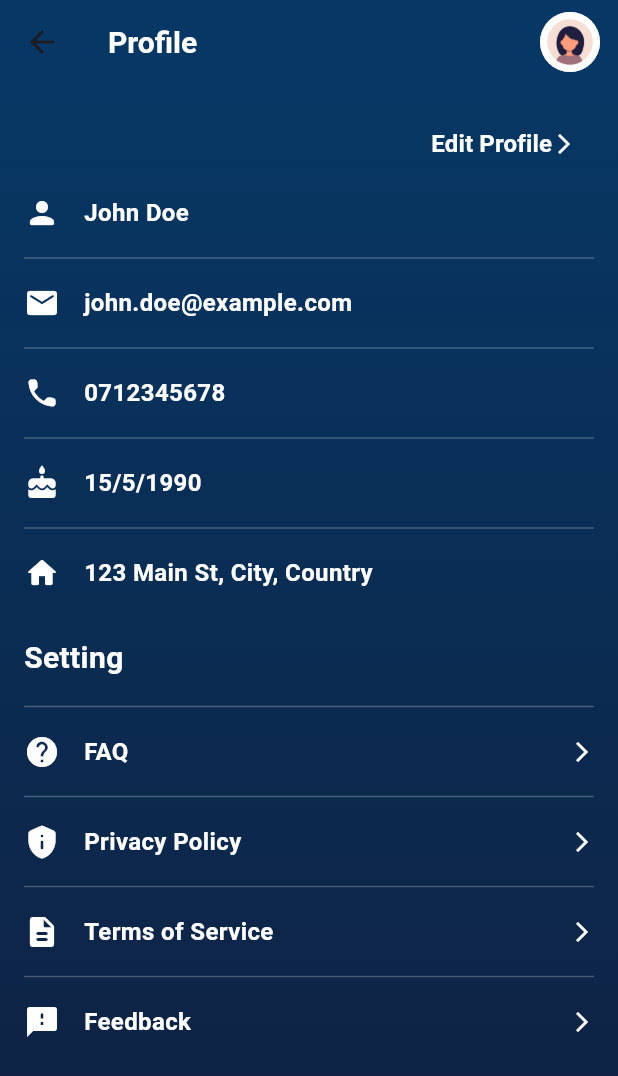
After one commit to khanhtq2/App_Sleep_Manager, a Flutter app: the ProfilePage screen opened directly, on a phone screen of 412 x 824 dp. The commit adds this screen. Shown: the top 1076 px of the screen. Run offline on Flutter 3.47's test engine with Material 3 defaults, Android fonts, the phone set to English and light mode, and no system bars; our stand-ins replace audio_video_progress_bar, fl_chart; Roboto replaces fonts that are missing (Jost).

Commit message:
profile page

```diff
--- a/frontend/lib/main_layout.dart
+++ b/frontend/lib/main_layout.dart
@@ -1,4 +1,5 @@
 import 'package:flutter/material.dart';
+import 'package:vietsomni/views/pages/profile_page.dart';
 import 'package:vietsomni/views/pages/static_page.dart';
 import 'views/pages/home_page.dart';
 
@@ -12,11 +13,11 @@ class MainLayout extends StatefulWidget {
 class _MainLayoutState extends State<MainLayout> {
   int _selectedIndex = 0;
 
-  final List<Widget> _pages = const [
-    HomePage(),
-    StaticPage(),
-    HomePage(),
-    HomePage(),
+  final List<Widget> _pages = [
+    const HomePage(),
+    const StaticPage(),
+    const HomePage(),
+    ProfilePage(),
   ];
 
   @override
--- /dev/null
+++ b/frontend/lib/views/pages/profile_page.dart
@@ -0,0 +1,165 @@
+import 'package:flutter/material.dart';
+import 'package:vietsomni/views/user.dart';
+
+class ProfilePage extends StatelessWidget {
+  final User currentUser = User(
+    name: 'John Doe',
+    email: 'john.doe@example.com',
+    phoneNumber: '0712345678',
+    dateOfBirth: DateTime(1990, 5, 15),
+    address: '123 Main St, City, Country',
+  );
+  ProfilePage({super.key});
+
+  @override
+  Widget build(BuildContext context) {
+    return Scaffold(
+      appBar: AppBar(
+        title: const Text('Profile'),
+        backgroundColor: const Color.fromARGB(255, 7, 55, 100),
+
+        titleTextStyle: const TextStyle(
+          color: Colors.white,
+          fontSize: 20,
+          fontFamily: 'Jost',
+          fontWeight: FontWeight.bold,
+        ),
+        actions: [
+          TextButton(
+            onPressed: () {},
+            child: CircleAvatar(
+              backgroundImage: AssetImage('assets/img_project/avatar.jpg'),
+            ),
+          ),
+        ],
+      ),
+      body: Container(
+        padding: const EdgeInsets.all(16.0),
+        decoration: BoxDecoration(
+          gradient: LinearGradient(
+            colors: [
+              Color.fromARGB(255, 7, 55, 100),
+              Color.fromARGB(255, 15, 32, 64),
+            ],
+            begin: Alignment.topCenter,
+            end: Alignment.bottomCenter,
+          ),
+        ),
+        child: Column(
+          spacing: 10,
+          children: [
+            Row(
+              mainAxisAlignment: MainAxisAlignment.end,
+              children: [
+                TextButton(
+                  onPressed: () {},
+                  child: Row(
+                    children: [
+                      Text(
+                        'Edit Profile',
+                        style: TextStyle(
+                          color: Colors.white,
+                          fontSize: 16,
+                          fontFamily: 'Jost',
+                          fontWeight: FontWeight.bold,
+                        ),
+                      ),
+                      Icon(
+                        Icons.arrow_forward_ios_outlined,
+                        color: Colors.white,
+                        size: 16,
+                      ),
+                    ],
+                  ),
+                ),
+              ],
+            ),
+            InforCard(icon: Icons.person_rounded, text: currentUser.name),
+            Divider(color: Colors.white24),
+            InforCard(icon: Icons.email_rounded, text: currentUser.email),
+            Divider(color: Colors.white24),
+            InforCard(icon: Icons.phone_rounded, text: currentUser.phoneNumber),
+            Divider(color: Colors.white24),
+            InforCard(
+              icon: Icons.cake_rounded,
+              text:
+                  '${currentUser.dateOfBirth.day}/${currentUser.dateOfBirth.month}/${currentUser.dateOfBirth.year}',
+            ),
+            Divider(color: Colors.white24),
+            InforCard(icon: Icons.home_rounded, text: currentUser.address),
+            SizedBox(height: 10),
+            Row(
+              mainAxisAlignment: MainAxisAlignment.start,
+              children: [
+                Text(
+                  'Setting',
+                  style: TextStyle(
+                    color: Colors.white,
+                    fontSize: 20,
+                    fontFamily: 'Jost',
+                    fontWeight: FontWeight.bold,
+                  ),
+                ),
+              ],
+            ),
+            Divider(color: Colors.white24),
+            InforCard(icon: Icons.help_rounded, text: 'FAQ', isSetting: true),
+            Divider(color: Colors.white24),
+            InforCard(
+              icon: Icons.privacy_tip_rounded,
+              text: 'Privacy Policy',
+              isSetting: true,
+            ),
+            Divider(color: Colors.white24),
+            InforCard(
+              icon: Icons.description_rounded,
+              text: 'Terms of Service',
+              isSetting: true,
+            ),
+            Divider(color: Colors.white24),
+            InforCard(
+              icon: Icons.feedback_rounded,
+              text: 'Feedback',
+              isSetting: true,
+            ),
+          ],
+        ),
+      ),
+    );
+  }
+}
+
+class InforCard extends StatelessWidget {
+  final IconData icon;
+  final String text;
+  final bool isSetting;
+
+  const InforCard({
+    super.key,
+    required this.icon,
+    required this.text,
+    this.isSetting = false,
+  });
+
+  @override
+  Widget build(BuildContext context) {
+    return Row(
+      children: [
+        Icon(icon, color: Colors.white),
+        SizedBox(width: 16),
+        Text(
+          text,
+          style: TextStyle(
+            color: Colors.white,
+            fontSize: 16,
+            fontFamily: 'Jost',
+            fontWeight: FontWeight.bold,
+          ),
+        ),
+        Spacer(),
+        if (isSetting)
+          Icon(Icons.arrow_forward_ios_outlined, color: Colors.white, size: 16),
+      ],
+    );
+  }
+}
--- /dev/null
+++ b/frontend/lib/views/user.dart
@@ -0,0 +1,14 @@
+class User {
+  final String name;
+  final String email;
+  final String phoneNumber;
+  final DateTime dateOfBirth;
+  final String address;
+  const User({
+    required this.name,
+    required this.email,
+    required this.phoneNumber,
+    required this.dateOfBirth,
+    required this.address,
+  });
+}
```
Also changed, not shown: frontend/assets/img_project/avatar.jpg (added).
